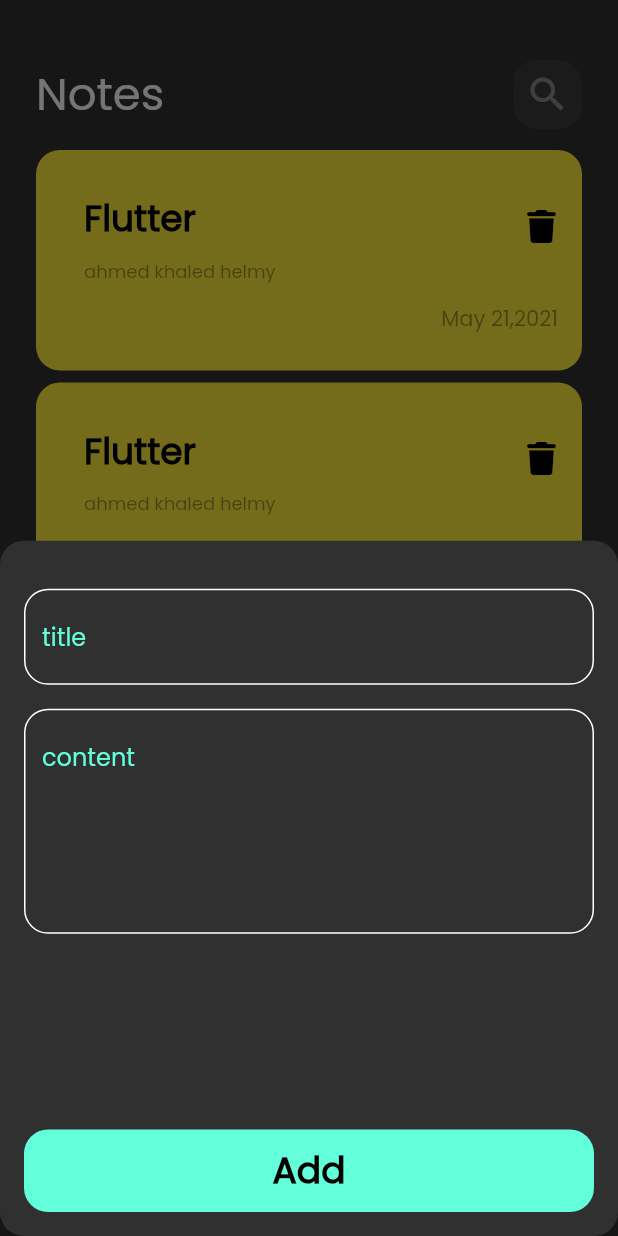
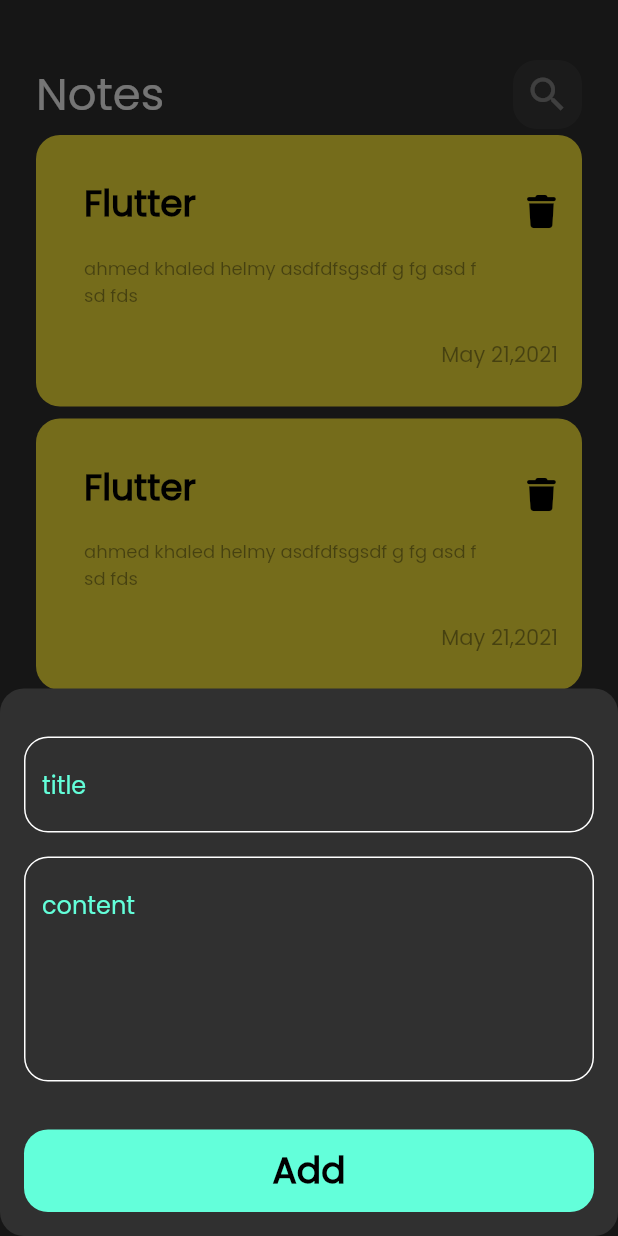
Before and after one commit to ahmed-KhaleD1/notes_app, a Flutter app: the screen it shows after launch, after a tap on the "add" icon, on a phone screen of 412 x 824 dp. Run offline on Flutter 3.47's test engine with Material 2 defaults, Android fonts, the phone set to English and light mode, and no system bars; our stand-ins replace font_awesome_flutter, hive, hive_flutter; accounts and stored records are empty.

Commit message:
complete add bottom sheet view

```diff
--- a/lib/constants.dart
+++ b/lib/constants.dart
@@ -1,3 +1,4 @@
 import 'package:flutter/material.dart';
 
 const Color KPrimaryColor = Color(0xff63FFDA);
+const String kNotesBox = 'note_box';
--- a/lib/main.dart
+++ b/lib/main.dart
@@ -1,7 +1,13 @@
 import 'package:flutter/material.dart';
+import 'package:hive_flutter/hive_flutter.dart';
+import 'package:notes_app/views/edit_note_view.dart';
 import 'package:notes_app/views/notes_view.dart';
 
-void main() {
+import 'constants.dart';
+
+void main() async {
+  await Hive.initFlutter();
+  await Hive.openBox(kNotesBox);
   runApp(const NotesApp());
 }
 
@@ -11,9 +17,13 @@ class NotesApp extends StatelessWidget {
   @override
   Widget build(BuildContext context) {
     return MaterialApp(
+      routes: {
+        NotesView.id: (context) => const NotesView(),
+        EditNoteView.id: (context) => const EditNoteView(),
+      },
       debugShowCheckedModeBanner: false,
       theme: ThemeData(brightness: Brightness.dark, fontFamily: 'Poppins'),
-      home: const NotesView(),
+      initialRoute: NotesView.id,
     );
   }
 }
--- a/lib/views/notes_view.dart
+++ b/lib/views/notes_view.dart
@@ -5,6 +5,7 @@ import '../widgets/notes_view_body.dart';
 
 class NotesView extends StatelessWidget {
   const NotesView({super.key});
+  static String id = 'Note View';
 
   @override
   Widget build(BuildContext context) {
--- /dev/null
+++ b/lib/widgets/add_note_form.dart
@@ -0,0 +1,59 @@
+import 'package:flutter/material.dart';
+import 'package:notes_app/widgets/custom_botton.dart';
+import 'package:notes_app/widgets/custom_textfield.dart';
+
+class AddNoteForm extends StatefulWidget {
+  const AddNoteForm({
+    super.key,
+  });
+
+  @override
+  State<AddNoteForm> createState() => _AddNoteFormState();
+}
+
+class _AddNoteFormState extends State<AddNoteForm> {
+  GlobalKey<FormState> formKey = GlobalKey();
+  AutovalidateMode autovalidateMode = AutovalidateMode.disabled;
+  String? title, subTitle;
+  @override
+  Widget build(BuildContext context) {
+    return Form(
+      key: formKey,
+      autovalidateMode: autovalidateMode,
+      child: Column(
+        children: [
+          CustomTextField(
+            hintText: 'title',
+            onSaved: (value) {
+              title = value;
+            },
+          ),
+          SizedBox(
+            height: 16,
+          ),
+          CustomTextField(
+            hintText: 'content',
+            maxLine: 5,
+            onSaved: (value) {
+              subTitle = value;
+            },
+          ),
+          SizedBox(
+            height: 32,
+          ),
+          CustomButton(
+            onTap: () {
+              if (formKey.currentState!.validate()) {
+                formKey.currentState!.save();
+              } else {
+                setState(() {
+                  autovalidateMode = AutovalidateMode.always;
+                });
+              }
+            },
+          )
+        ],
+      ),
+    );
+  }
+}
--- a/lib/widgets/bottom_sheet_body.dart
+++ b/lib/widgets/bottom_sheet_body.dart
@@ -1,6 +1,5 @@
 import 'package:flutter/material.dart';
-import 'package:notes_app/widgets/custom_botton.dart';
-import 'package:notes_app/widgets/custom_textfield.dart';
+import 'package:notes_app/widgets/add_note_form.dart';
 
 class BottomSheetBody extends StatelessWidget {
   const BottomSheetBody({
@@ -11,19 +10,8 @@ class BottomSheetBody extends StatelessWidget {
   Widget build(BuildContext context) {
     return const Padding(
       padding: EdgeInsets.fromLTRB(16, 32, 16, 16),
-      child: Column(
-        children: [
-          CustomTextField(hintText: 'title'),
-          SizedBox(
-            height: 16,
-          ),
-          CustomTextField(
-            hintText: 'content',
-            maxLine: 5,
-          ),
-          Spacer(),
-          CustomButton()
-        ],
+      child: SingleChildScrollView(
+        child: AddNoteForm(),
       ),
     );
   }
--- a/lib/widgets/custom_appbar.dart
+++ b/lib/widgets/custom_appbar.dart
@@ -3,18 +3,22 @@ import 'package:flutter/material.dart';
 import 'package:notes_app/widgets/custom_icon.dart';
 
 class CustomAppbar extends StatelessWidget {
-  const CustomAppbar({super.key});
+  const CustomAppbar({super.key, required this.title, required this.icon});
 
+  final String title;
+  final IconData icon;
   @override
   Widget build(BuildContext context) {
-    return const Row(
+    return Row(
+      mainAxisAlignment: MainAxisAlignment.spaceBetween,
       children: [
         Text(
-          'Notes',
-          style: TextStyle(fontSize: 30),
+          title,
+          style: const TextStyle(fontSize: 30),
         ),
-        Spacer(),
-        CustomIcon()
+        CustomIcon(
+          icon: icon,
+        )
       ],
     );
   }
--- a/lib/widgets/custom_botton.dart
+++ b/lib/widgets/custom_botton.dart
@@ -2,14 +2,15 @@ import 'package:flutter/material.dart';
 import 'package:notes_app/constants.dart';
 
 class CustomButton extends StatelessWidget {
-  const CustomButton({super.key});
+  const CustomButton({super.key, required this.onTap});
 
+  final VoidCallback onTap;
 //final VoidCallback onTap;
 
   @override
   Widget build(BuildContext context) {
     return GestureDetector(
-      onTap: () {},
+      onTap: onTap,
       child: Container(
         width: MediaQuery.of(context).size.width,
         height: 55,
--- a/lib/widgets/custom_icon.dart
+++ b/lib/widgets/custom_icon.dart
@@ -1,7 +1,9 @@
 import 'package:flutter/material.dart';
 
 class CustomIcon extends StatelessWidget {
-  const CustomIcon({super.key});
+  const CustomIcon({super.key, required this.icon});
+
+  final IconData icon;
 
   @override
   Widget build(BuildContext context) {
@@ -13,7 +15,7 @@ class CustomIcon extends StatelessWidget {
         borderRadius: BorderRadius.circular(16),
       ),
       child: Icon(
-        Icons.search,
+        icon,
         size: 30,
         color: Colors.white.withOpacity(0.4),
       ),
--- a/lib/widgets/custom_textfield.dart
+++ b/lib/widgets/custom_textfield.dart
@@ -2,25 +2,30 @@ import 'package:flutter/material.dart';
 import 'package:notes_app/constants.dart';
 
 class CustomTextField extends StatelessWidget {
-  const CustomTextField({super.key, required this.hintText, this.maxLine = 1});
+  const CustomTextField(
+      {super.key, required this.hintText, this.maxLine = 1, this.onSaved});
 
   final String hintText;
   final int maxLine;
-
+  final void Function(String?)? onSaved;
   @override
   Widget build(BuildContext context) {
     return TextFormField(
       maxLines: maxLine,
+      onSaved: onSaved,
       validator: (value) {
-        if (value!.isEmpty) {
-          return '$hintText is empty';
+        if (value?.isEmpty ?? true) {
+          return '$hintText is required';
+        } else {
+          return null;
         }
       },
       decoration: InputDecoration(
           hintStyle: const TextStyle(color: KPrimaryColor),
           hintText: hintText,
           focusedBorder: textFieldBorder(KPrimaryColor),
-          enabledBorder: textFieldBorder()),
+          enabledBorder: textFieldBorder(),
+          border: textFieldBorder()),
     );
   }
 
--- a/lib/widgets/note_item.dart
+++ b/lib/widgets/note_item.dart
@@ -1,12 +1,17 @@
 import 'package:flutter/material.dart';
 import 'package:font_awesome_flutter/font_awesome_flutter.dart';
+import 'package:notes_app/views/edit_note_view.dart';
 
 class NotesItem extends StatelessWidget {
   const NotesItem({super.key});
 
   @override
   Widget build(BuildContext context) {
-    return Padding(
+    return GestureDetector(
+      onTap: () {
+        Navigator.pushNamed(context, EditNoteView.id);
+      },
+      child: Padding(
         padding: const EdgeInsets.symmetric(vertical: 4),
         child: Container(
           padding: const EdgeInsets.only(left: 16, top: 24, bottom: 24),
@@ -25,9 +30,9 @@ class NotesItem extends StatelessWidget {
                 ),
               ),
               subtitle: Padding(
-              padding: const EdgeInsets.symmetric(vertical: 8.0),
+                padding: const EdgeInsets.symmetric(vertical: 16.0),
                 child: Text(
-                'ahmed khaled helmy',
+                  'ahmed khaled helmy asdfdfsgsdf g fg asd f sd fds',
                   style: TextStyle(
                       color: Colors.black.withOpacity(0.4), fontSize: 12),
                 ),
@@ -47,6 +52,7 @@ class NotesItem extends StatelessWidget {
             )
           ]),
         ),
+      ),
     );
   }
 }
--- a/lib/widgets/notes_view_body.dart
+++ b/lib/widgets/notes_view_body.dart
@@ -13,10 +13,7 @@ class NotesViewBody extends StatelessWidget {
         SizedBox(
           height: 40,
         ),
-        CustomAppbar(),
-        SizedBox(
-          height: 10,
-        ),
+        CustomAppbar(title: 'Notes', icon: Icons.search),
         Expanded(child: NotesList())
       ]),
     );
```
Also changed, not shown: lib/models/note_model.dart (added, +20 -0 lines), lib/views/edit_note_view.dart (added, +15 -0 lines), lib/widgets/edit_note_view_body.dart (added, +26 -0 lines), pubspec.yaml (+7 -16 lines), lib/models/note_model.g.dart (added), pubspec.lock, 1 other file. Lines whose indentation alone changed are shown as unchanged.
